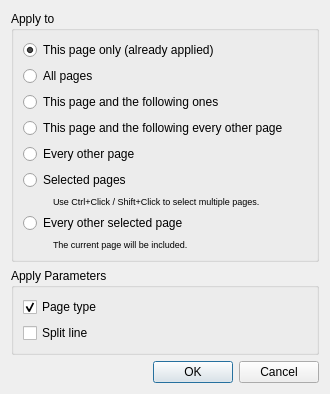
The window that src/core/filters/page_split/SplitModeDialog.ui (2ndmax/scantailor-ocr) describes before a commit, drawn with Qt 5.
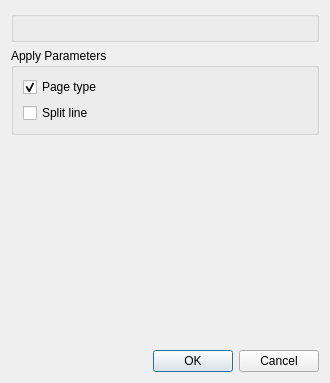
The same window after the commit. Custom widgets are drawn as their Qt base class.

Commit message: Apply dialogs: one shared page choice with page counts

```diff
--- a/src/core/filters/page_split/SplitModeDialog.ui
+++ b/src/core/filters/page_split/SplitModeDialog.ui
@@ -18,132 +18,7 @@
   </property>
   <layout class="QVBoxLayout" name="verticalLayout_4">
    <item>
-    <widget class="QGroupBox" name="groupBox_2">
-     <property name="title">
-      <string>Apply to</string>
-     </property>
-     <layout class="QVBoxLayout" name="verticalLayout">
-      <item>
-       <widget class="QRadioButton" name="thisPageRB">
-        <property name="text">
-         <string>This page only (already applied)</string>
-        </property>
-        <property name="checked">
-         <bool>true</bool>
-        </property>
-       </widget>
-      </item>
-      <item>
-       <widget class="QRadioButton" name="allPagesRB">
-        <property name="text">
-         <string>All pages</string>
-        </property>
-       </widget>
-      </item>
-      <item>
-       <widget class="QRadioButton" name="thisPageAndFollowersRB">
-        <property name="text">
-         <string>This page and the following ones</string>
-        </property>
-       </widget>
-      </item>
-      <item>
-       <widget class="QRadioButton" name="thisEveryOtherRB">
-        <property name="text">
-         <string extracomment="All odd or even pages, depending on the current page being odd or even.">This page and the following every other page</string>
-        </property>
-       </widget>
-      </item>
-      <item>
-       <widget class="QRadioButton" name="everyOtherRB">
-        <property name="text">
-         <string extracomment="All odd or even pages, depending on the current page being odd or even.">Every other page</string>
-        </property>
-       </widget>
-      </item>
-      <item>
-       <widget class="QRadioButton" name="selectedPagesRB">
-        <property name="text">
-         <string>Selected pages</string>
-        </property>
-       </widget>
-      </item>
-      <item>
-       <layout class="QHBoxLayout" name="horizontalLayout_2">
-        <property name="spacing">
-         <number>0</number>
-        </property>
-        <item>
-         <spacer name="horizontalSpacer_5">
-          <property name="orientation">
-           <enum>Qt::Horizontal</enum>
-          </property>
-          <property name="sizeType">
-           <enum>QSizePolicy::Fixed</enum>
-          </property>
-          <property name="sizeHint" stdset="0">
-           <size>
-            <width>30</width>
-            <height>1</height>
-           </size>
-          </property>
-         </spacer>
-        </item>
-        <item>
-         <widget class="QLabel" name="selectedPagesHint">
-          <property name="font">
-           <font>
-            <pointsize>7</pointsize>
-           </font>
-          </property>
-          <property name="text">
-           <string>Use Ctrl+Click / Shift+Click to select multiple pages.</string>
-          </property>
-         </widget>
-        </item>
-       </layout>
-      </item>
-      <item>
-       <widget class="QRadioButton" name="everyOtherSelectedRB">
-        <property name="text">
-         <string>Every other selected page</string>
-        </property>
-       </widget>
-      </item>
-      <item>
-       <layout class="QHBoxLayout" name="horizontalLayout_4">
-        <item>
-         <spacer name="horizontalSpacer_6">
-          <property name="orientation">
-           <enum>Qt::Horizontal</enum>
-          </property>
-          <property name="sizeType">
-           <enum>QSizePolicy::Fixed</enum>
-          </property>
-          <property name="sizeHint" stdset="0">
-           <size>
-            <width>30</width>
-            <height>1</height>
-           </size>
-          </property>
-         </spacer>
-        </item>
-        <item>
-         <widget class="QLabel" name="everyOtherSelectedHint">
-          <property name="font">
-           <font>
-            <pointsize>7</pointsize>
-           </font>
-          </property>
-          <property name="text">
-           <string>The current page will be included.</string>
-          </property>
-         </widget>
-        </item>
-       </layout>
-      </item>
-     </layout>
-    </widget>
+    <widget class="PageScopeGroupBox" name="scopeGroupBox"/>
    </item>
    <item>
     <widget class="QGroupBox" name="applyPartsGroupBox">
@@ -202,6 +77,13 @@
    </item>
   </layout>
  </widget>
+ <customwidgets>
+  <customwidget>
+   <class>PageScopeGroupBox</class>
+   <extends>QGroupBox</extends>
+   <header location="global">PageScopeGroupBox.h</header>
+  </customwidget>
+ </customwidgets>
  <resources/>
  <connections>
   <connection>
```
The commit also changes 38 other files.
